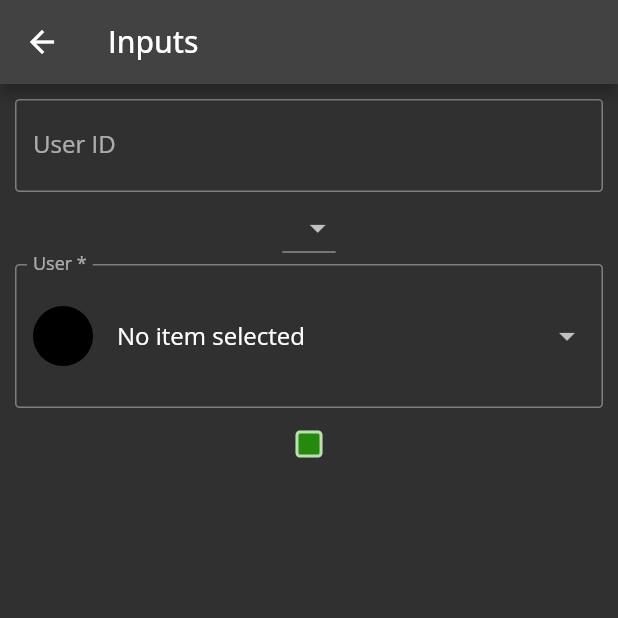
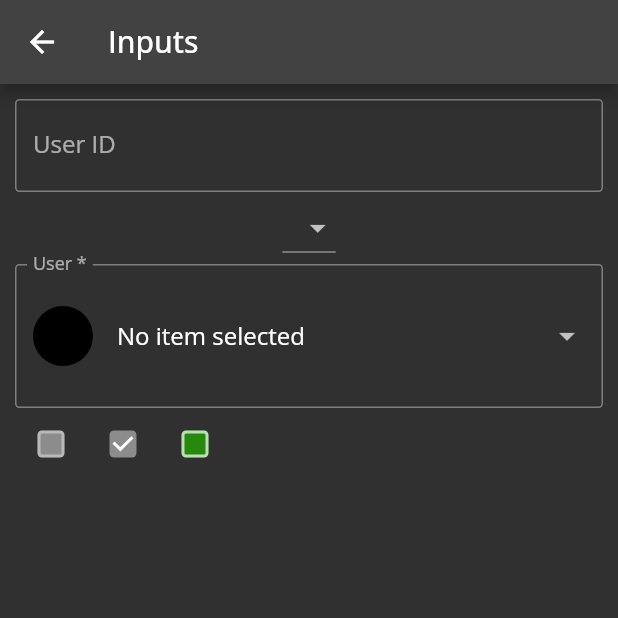
Before and after one commit to manoharramarao/flutter-theming, a Flutter app: the DInputs screen opened directly, on a phone screen of 412 x 824 dp, the top half of it. Run offline on Flutter 3.47's test engine with Material 2 defaults, Android fonts, the phone set to English and light mode, and no system bars; drawn by our look-alikes of dropdown_search; our stand-ins replace dio, google_fonts.

Commit message:
Added disabled states to checkbox

```diff
--- a/lib/d_theme/d_widgets/d_checkbox.dart
+++ b/lib/d_theme/d_widgets/d_checkbox.dart
@@ -24,11 +24,22 @@ class _DCheckboxState extends State<DCheckbox> {
     return Checkbox(
       value: value,
       onChanged: onChanged,
-      checkColor: Colors.white,
-      fillColor: MaterialStateProperty.all(DColors.primaryColor),
+      // checkColor: Colors.black,
+      // activeColor: Colors.black,
+      fillColor: MaterialStateProperty.resolveWith((states) {
+        if (states.contains(MaterialState.disabled)) {
+          return DColors.disabledCheckboxColor;
+        }
+        return DColors.primaryColor;
+      }),
       shape: RoundedRectangleBorder(
         borderRadius: BorderRadius.circular(3),
       ),
+      // side: MaterialStateBorderSide.resolveWith((states) {
+      //   if (states.contains()) {
+
+      //   }
+      // }),
     );
   }
 }
--- a/lib/d_theme/d_widgets/d_colors.dart
+++ b/lib/d_theme/d_widgets/d_colors.dart
@@ -4,6 +4,7 @@ class DColors {
   static const Color primaryColor = Color(0xff26890D);
   static const Color secondaryColor = Color(0xff86BC25);
   static const Color disabledButtonColor = Color(0xff2C2C2C);
+  static const Color disabledCheckboxColor = Color(0xff8C8C8C);
   static const Color disabledTextColor = Colors.black;
   static const Color foregroundColor = Colors.white;
 }
--- a/lib/screens/inputs.dart
+++ b/lib/screens/inputs.dart
@@ -108,6 +108,16 @@ class _DInputsState extends State<DInputs> {
                 onChanged: (_) {},
               ),
               const DDropdown(),
+              Row(
+                children: [
+                  const DCheckbox(
+                    value: false,
+                    onChanged: null,
+                  ),
+                  const DCheckbox(
+                    value: true,
+                    onChanged: null,
+                  ),
                   DCheckbox(
                     value: isChecked,
                     onChanged: (bool? value) {
@@ -118,6 +128,8 @@ class _DInputsState extends State<DInputs> {
                   ),
                 ],
               ),
+            ],
+          ),
         ),
       ),
     );
```
Lines whose indentation alone changed are shown as unchanged.
